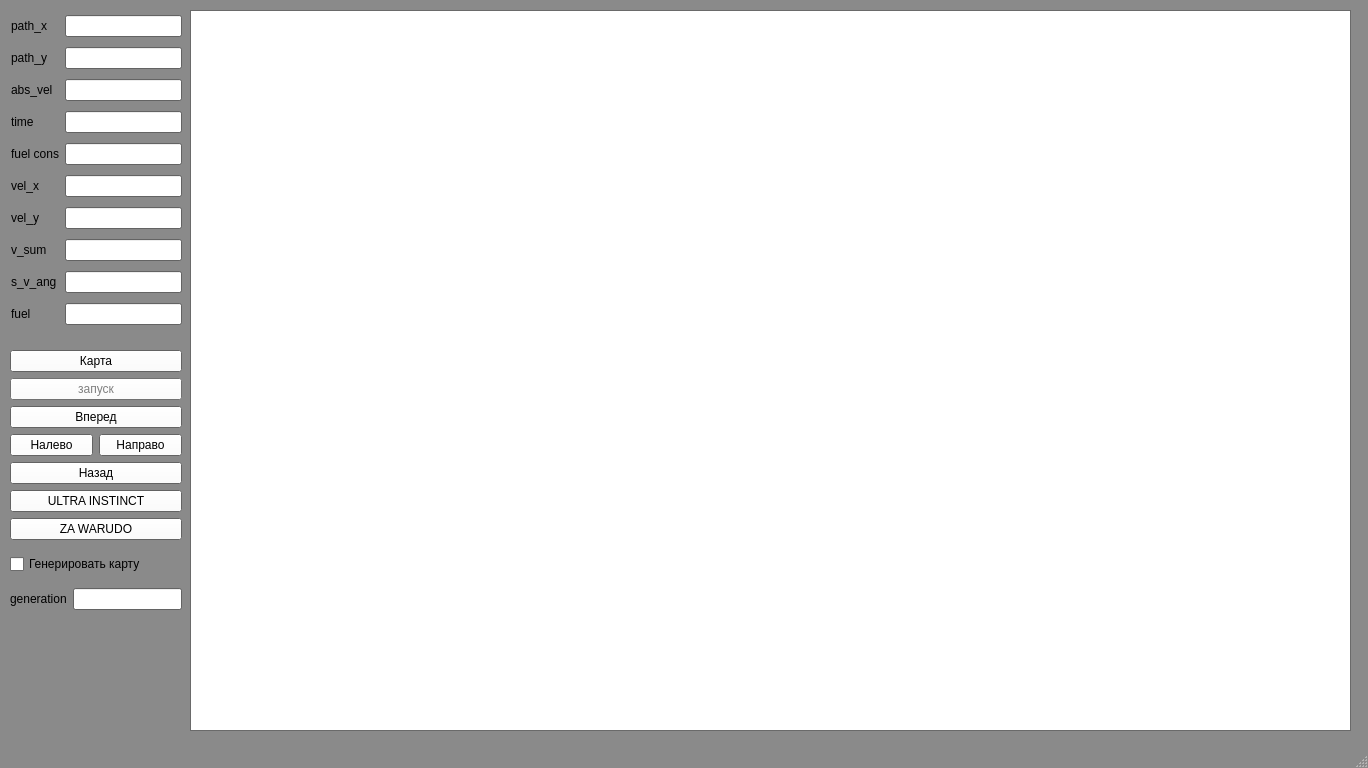
Above: mainwindow.ui from Polliakoff/Collabreequeue-2-rep before the change. Below: the same form after it.
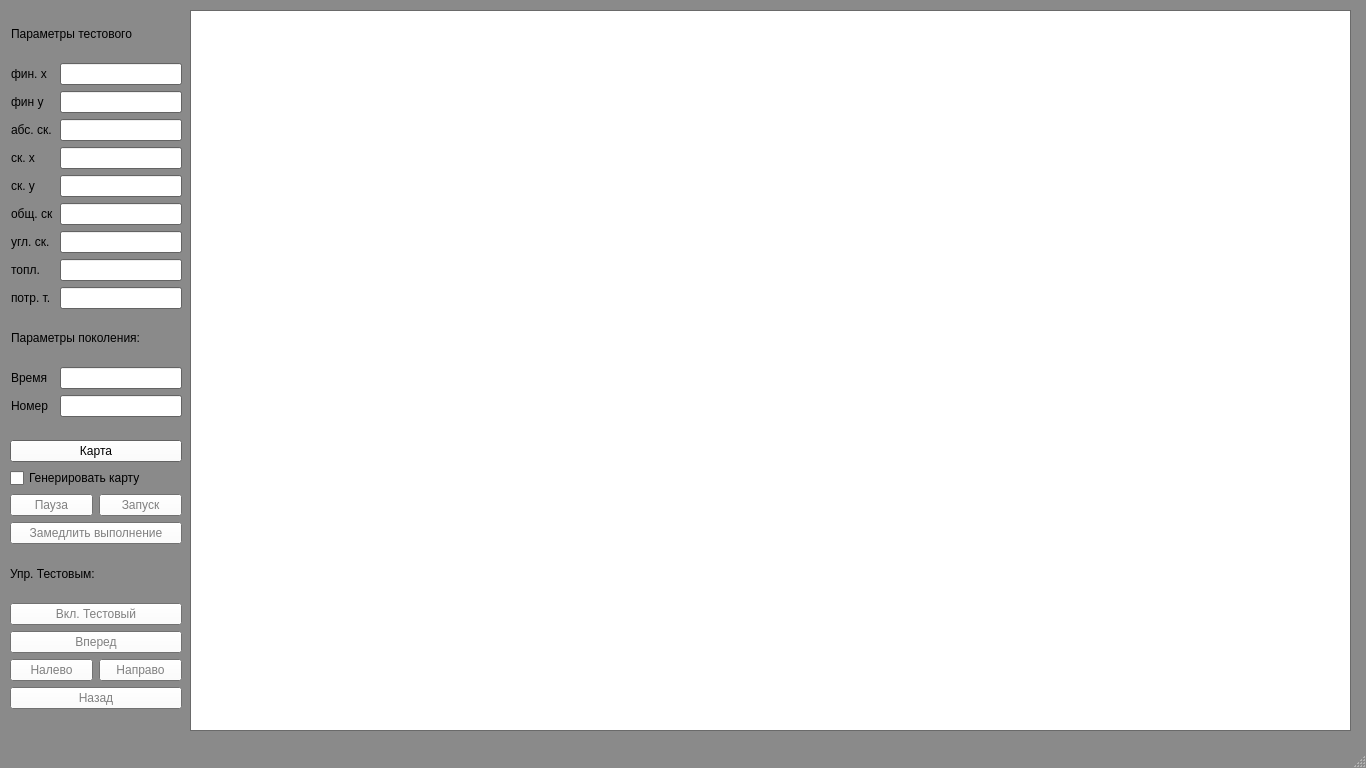
That is the form after the change.

Commit message: interface + test ship improvements

Diff of the .ui file:
```diff
--- a/mainwindow.ui
+++ b/mainwindow.ui
@@ -6,10 +6,22 @@
    <rect>
     <x>0</x>
     <y>0</y>
-    <width>1368</width>
+    <width>1366</width>
     <height>768</height>
    </rect>
   </property>
+  <property name="minimumSize">
+   <size>
+    <width>1366</width>
+    <height>768</height>
+   </size>
+  </property>
+  <property name="maximumSize">
+   <size>
+    <width>1366</width>
+    <height>768</height>
+   </size>
+  </property>
   <property name="palette">
    <palette>
     <active>
@@ -476,9 +488,9 @@
     <property name="geometry">
      <rect>
       <x>10</x>
-      <y>342</y>
+      <y>440</y>
       <width>172</width>
-      <height>277</height>
+      <height>269</height>
      </rect>
     </property>
     <layout class="QGridLayout" name="gridLayout_3">
@@ -486,39 +498,68 @@
       <layout class="QGridLayout" name="gridLayout_2">
        <item row="0" column="0">
         <layout class="QGridLayout" name="gridLayout">
-         <item row="3" column="1">
+         <item row="8" column="1">
           <widget class="QPushButton" name="pushButton_5">
+           <property name="enabled">
+            <bool>false</bool>
+           </property>
            <property name="text">
             <string>Направо</string>
            </property>
           </widget>
          </item>
-         <item row="3" column="0">
-          <widget class="QPushButton" name="pushButton_4">
-           <property name="text">
-            <string>Налево</string>
-           </property>
-          </widget>
-         </item>
          <item row="1" column="0" colspan="2">
-          <widget class="QPushButton" name="pushButton">
-           <property name="enabled">
-            <bool>false</bool>
-           </property>
+          <widget class="QCheckBox" name="checkBox">
            <property name="text">
-            <string>запуск</string>
+            <string>Генерировать карту</string>
            </property>
           </widget>
          </item>
-         <item row="2" column="0" colspan="2">
+         <item row="7" column="0" colspan="2">
           <widget class="QPushButton" name="pushButton_2">
+           <property name="enabled">
+            <bool>false</bool>
+           </property>
            <property name="text">
             <string>Вперед</string>
            </property>
           </widget>
          </item>
-         <item row="4" column="0" colspan="2">
+         <item row="8" column="0">
+          <widget class="QPushButton" name="pushButton_4">
+           <property name="enabled">
+            <bool>false</bool>
+           </property>
+           <property name="text">
+            <string>Налево</string>
+           </property>
+          </widget>
+         </item>
+         <item row="2" column="0">
+          <widget class="QPushButton" name="pushButton_7">
+           <property name="enabled">
+            <bool>false</bool>
+           </property>
+           <property name="text">
+            <string>Пауза</string>
+           </property>
+          </widget>
+         </item>
+         <item row="2" column="1">
+          <widget class="QPushButton" name="pushButton">
+           <property name="enabled">
+            <bool>false</bool>
+           </property>
+           <property name="text">
+            <string>Запуск</string>
+           </property>
+          </widget>
+         </item>
+         <item row="9" column="0" colspan="2">
           <widget class="QPushButton" name="pushButton_3">
+           <property name="enabled">
+            <bool>false</bool>
+           </property>
            <property name="text">
             <string>Назад</string>
            </property>
@@ -531,41 +572,37 @@
            </property>
           </widget>
          </item>
+         <item row="3" column="0" colspan="2">
+          <widget class="QPushButton" name="pushButton_6">
+           <property name="enabled">
+            <bool>false</bool>
+           </property>
+           <property name="text">
+            <string>Замедлить выполнение</string>
+           </property>
+          </widget>
+         </item>
+         <item row="5" column="0" colspan="2">
+          <widget class="QPushButton" name="pushButton_9">
+           <property name="enabled">
+            <bool>false</bool>
+           </property>
+           <property name="text">
+            <string>Вкл. Тестовый</string>
+           </property>
+          </widget>
+         </item>
+         <item row="4" column="0" colspan="2">
+          <widget class="QLabel" name="label_12">
+           <property name="text">
+            <string>Упр. Тестовым:</string>
+           </property>
+          </widget>
+         </item>
         </layout>
        </item>
-       <item row="1" column="0">
-        <widget class="QPushButton" name="pushButton_6">
-         <property name="text">
-          <string>ULTRA INSTINCT</string>
-         </property>
-        </widget>
-       </item>
-       <item row="2" column="0">
-        <widget class="QPushButton" name="pushButton_7">
-         <property name="text">
-          <string>ZA WARUDO</string>
-         </property>
-        </widget>
-       </item>
       </layout>
      </item>
-     <item row="1" column="0" colspan="2">
-      <widget class="QCheckBox" name="checkBox">
-       <property name="text">
-        <string>Генерировать карту</string>
-       </property>
-      </widget>
-     </item>
-     <item row="2" column="0">
-      <widget class="QLabel" name="label_11">
-       <property name="text">
-        <string>generation</string>
-       </property>
-      </widget>
-     </item>
-     <item row="2" column="1">
-      <widget class="QLineEdit" name="lineEdit_11"/>
-     </item>
     </layout>
    </widget>
    <widget class="QWidget" name="layoutWidget">
@@ -574,109 +611,133 @@
       <x>11</x>
       <y>11</y>
       <width>171</width>
-      <height>326</height>
+      <height>406</height>
      </rect>
     </property>
     <layout class="QGridLayout" name="gridLayout_4">
-     <item row="0" column="0">
-      <widget class="QLabel" name="label">
-       <property name="text">
-        <string>path_x</string>
-       </property>
-      </widget>
-     </item>
-     <item row="0" column="1">
-      <widget class="QLineEdit" name="lineEdit"/>
-     </item>
-     <item row="1" column="0">
-      <widget class="QLabel" name="label_2">
-       <property name="text">
-        <string>path_y</string>
-       </property>
-      </widget>
-     </item>
-     <item row="1" column="1">
-      <widget class="QLineEdit" name="lineEdit_2"/>
-     </item>
-     <item row="2" column="0">
-      <widget class="QLabel" name="label_3">
-       <property name="text">
-        <string>abs_vel</string>
-       </property>
-      </widget>
-     </item>
-     <item row="2" column="1">
+     <item row="3" column="1">
       <widget class="QLineEdit" name="lineEdit_3"/>
      </item>
+     <item row="7" column="0">
+      <widget class="QLabel" name="label_6">
+       <property name="text">
+        <string>ск. y</string>
+       </property>
+      </widget>
+     </item>
+     <item row="10" column="0">
+      <widget class="QLabel" name="label_10">
+       <property name="text">
+        <string>топл.</string>
+       </property>
+      </widget>
+     </item>
+     <item row="1" column="1">
+      <widget class="QLineEdit" name="lineEdit"/>
+     </item>
      <item row="3" column="0">
+      <widget class="QLabel" name="label_3">
+       <property name="text">
+        <string>абс. ск.</string>
+       </property>
+      </widget>
+     </item>
+     <item row="6" column="0">
+      <widget class="QLabel" name="label_7">
+       <property name="text">
+        <string>ск. х</string>
+       </property>
+      </widget>
+     </item>
+     <item row="14" column="1">
+      <widget class="QLineEdit" name="lineEdit_11"/>
+     </item>
+     <item row="13" column="0">
       <widget class="QLabel" name="label_4">
        <property name="text">
-        <string>time</string>
+        <string>Время</string>
        </property>
       </widget>
      </item>
-     <item row="3" column="1">
+     <item row="1" column="0">
+      <widget class="QLabel" name="label">
+       <property name="text">
+        <string>фин. x</string>
+       </property>
+      </widget>
+     </item>
+     <item row="9" column="0">
+      <widget class="QLabel" name="label_9">
+       <property name="text">
+        <string>угл. ск.</string>
+       </property>
+      </widget>
+     </item>
+     <item row="2" column="1">
+      <widget class="QLineEdit" name="lineEdit_2"/>
+     </item>
+     <item row="2" column="0">
+      <widget class="QLabel" name="label_2">
+       <property name="text">
+        <string>фин y</string>
+       </property>
+      </widget>
+     </item>
+     <item row="13" column="1">
       <widget class="QLineEdit" name="lineEdit_4"/>
      </item>
-     <item row="4" column="0">
-      <widget class="QLabel" name="label_5">
+     <item row="12" column="0" colspan="2">
+      <widget class="QLabel" name="label_13">
        <property name="text">
-        <string>fuel cons</string>
-       </property>
-      </widget>
-     </item>
-     <item row="4" column="1">
-      <widget class="QLineEdit" name="lineEdit_5"/>
-     </item>
-     <item row="5" column="0">
-      <widget class="QLabel" name="label_7">
-       <property name="text">
-        <string>vel_x</string>
-       </property>
-      </widget>
-     </item>
-     <item row="5" column="1">
-      <widget class="QLineEdit" name="lineEdit_6"/>
-     </item>
-     <item row="6" column="0">
-      <widget class="QLabel" name="label_6">
-       <property name="text">
-        <string>vel_y</string>
-       </property>
-      </widget>
-     </item>
-     <item row="6" column="1">
-      <widget class="QLineEdit" name="lineEdit_7"/>
-     </item>
-     <item row="7" column="0">
-      <widget class="QLabel" name="label_8">
-       <property name="text">
-        <string>v_sum</string>
+        <string>Параметры поколения:</string>
        </property>
       </widget>
      </item>
      <item row="7" column="1">
-      <widget class="QLineEdit" name="lineEdit_8"/>
+      <widget class="QLineEdit" name="lineEdit_7"/>
+     </item>
+     <item row="14" column="0">
+      <widget class="QLabel" name="label_11">
+       <property name="text">
+        <string>Номер</string>
+       </property>
+      </widget>
+     </item>
+     <item row="10" column="1">
+      <widget class="QLineEdit" name="lineEdit_10"/>
      </item>
      <item row="8" column="0">
-      <widget class="QLabel" name="label_9">
+      <widget class="QLabel" name="label_8">
        <property name="text">
-        <string>s_v_ang</string>
+        <string>общ. ск</string>
+       </property>
+      </widget>
+     </item>
+     <item row="0" column="0" colspan="2">
+      <widget class="QLabel" name="label_14">
+       <property name="text">
+        <string>Параметры тестового</string>
        </property>
       </widget>
      </item>
      <item row="8" column="1">
-      <widget class="QLineEdit" name="lineEdit_9"/>
-     </item>
-     <item row="9" column="0">
-      <widget class="QLabel" name="label_10">
-       <property name="text">
-        <string>fuel</string>
-       </property>
-      </widget>
+      <widget class="QLineEdit" name="lineEdit_8"/>
      </item>
      <item row="9" column="1">
-      <widget class="QLineEdit" name="lineEdit_10"/>
+      <widget class="QLineEdit" name="lineEdit_9"/>
+     </item>
+     <item row="6" column="1">
+      <widget class="QLineEdit" name="lineEdit_6"/>
+     </item>
+     <item row="11" column="0">
+      <widget class="QLabel" name="label_5">
+       <property name="text">
+        <string>потр. т.</string>
+       </property>
+      </widget>
+     </item>
+     <item row="11" column="1">
+      <widget class="QLineEdit" name="lineEdit_5"/>
      </item>
     </layout>
    </widget>
```
Left out of the diff: 2 changed lines with no effect on the pictures. The commit also changes 3 other files.
